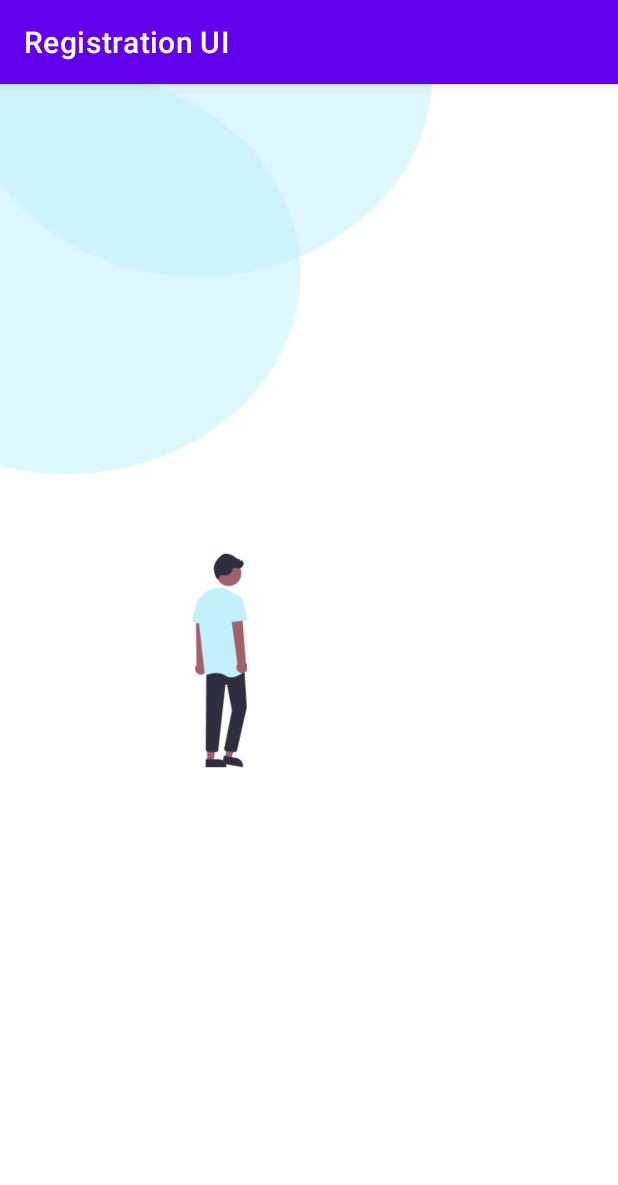
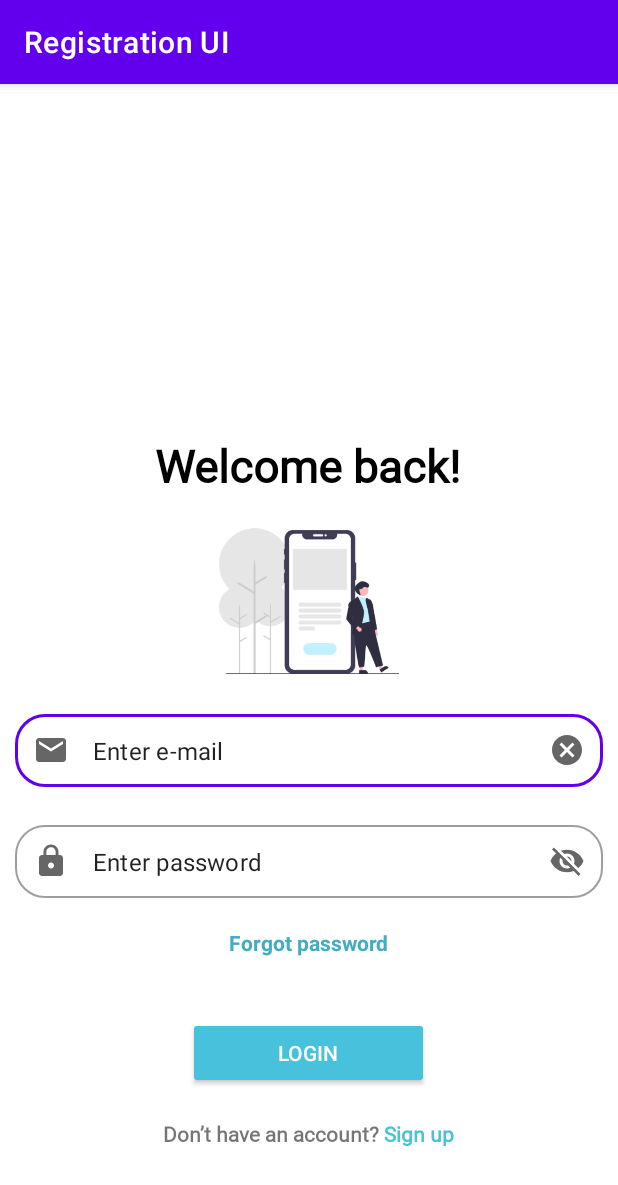
Before and after one commit to bekzod1205/Registration-UI, an Android app: the screen it shows after launch (MainActivity), on a phone screen of 412 x 824 dp. Shown: the top 1185 px of the screen. Run offline under Robolectric (Android 15) with nearby library versions, the phone set to English and light mode, and no system bars.

Commit message:
third commit

```diff
--- a/app/src/main/res/layout/activity_main.xml
+++ b/app/src/main/res/layout/activity_main.xml
@@ -4,40 +4,122 @@
     xmlns:tools="http://schemas.android.com/tools"
     android:layout_width="match_parent"
     android:layout_height="match_parent"
-    tools:context=".MainActivity"
-    android:orientation="vertical">
+    android:layout_marginHorizontal="10dp"
+    android:orientation="vertical"
+    tools:context=".MainActivity">
 
     <LinearLayout
         android:layout_width="match_parent"
         android:layout_height="wrap_content"
+        android:orientation="vertical"
+        app:layout_constraintBottom_toBottomOf="parent"
+        app:layout_constraintEnd_toEndOf="parent"
         app:layout_constraintStart_toStartOf="parent"
-        app:layout_constraintTop_toTopOf="parent">
+        app:layout_constraintTop_toTopOf="parent"
+        app:layout_constraintVertical_bias="0.8">
+
+        <TextView
+            android:layout_width="wrap_content"
+            android:layout_height="wrap_content"
+            android:layout_gravity="center"
+            android:fontFamily="@font/inter"
+            android:text="Welcome back!"
+            android:textColor="@color/black"
+            android:textSize="30sp"
+            android:textStyle="bold" />
 
         <androidx.appcompat.widget.AppCompatImageView
-            android:layout_width="wrap_content"
-            android:layout_height="wrap_content"
+            android:layout_width="120dp"
+            android:layout_height="100dp"
+            android:layout_gravity="center"
+            android:layout_marginTop="20dp"
             android:src="@drawable/img"
-            app:layout_constraintStart_toStartOf="parent"
-            app:layout_constraintTop_toTopOf="parent" />
-    </LinearLayout>
-
-    <androidx.constraintlayout.widget.ConstraintLayout
-        android:layout_width="wrap_content"
-        android:layout_height="wrap_content"
-        app:layout_constraintBottom_toBottomOf="parent"
-        app:layout_constraintEnd_toEndOf="parent"
-        app:layout_constraintHorizontal_bias="0.326"
-        app:layout_constraintStart_toStartOf="parent"
-        app:layout_constraintTop_toTopOf="parent"
-        >
-
-        <androidx.appcompat.widget.AppCompatImageView
-            android:layout_width="wrap_content"
-            android:layout_height="143dp"
-            android:src="@drawable/img_2"
             app:layout_constraintBottom_toBottomOf="parent"
             app:layout_constraintEnd_toEndOf="parent"
             app:layout_constraintStart_toStartOf="parent"
             app:layout_constraintTop_toTopOf="parent" />
-    </androidx.constraintlayout.widget.ConstraintLayout>
+
+        <com.google.android.material.textfield.TextInputLayout
+            style="@style/Widget.MaterialComponents.TextInputLayout.OutlinedBox.Dense"
+            android:layout_width="match_parent"
+            android:layout_height="match_parent"
+            android:layout_marginTop="20dp"
+            app:boxCornerRadiusBottomEnd="20dp"
+            app:boxCornerRadiusBottomStart="20dp"
+            app:boxCornerRadiusTopEnd="20dp"
+            app:boxCornerRadiusTopStart="20dp"
+            app:endIconMode="clear_text"
+            app:startIconDrawable="@drawable/email">
+
+            <com.google.android.material.textfield.TextInputEditText
+                android:layout_width="match_parent"
+                android:layout_height="match_parent"
+                android:text="Enter e-mail" />
+        </com.google.android.material.textfield.TextInputLayout>
+
+        <com.google.android.material.textfield.TextInputLayout
+            style="@style/Widget.MaterialComponents.TextInputLayout.OutlinedBox.Dense"
+            android:layout_width="match_parent"
+            android:layout_height="match_parent"
+            android:layout_marginTop="20dp"
+            app:boxCornerRadiusBottomEnd="20dp"
+            app:boxCornerRadiusBottomStart="20dp"
+            app:boxCornerRadiusTopEnd="20dp"
+            app:boxCornerRadiusTopStart="20dp"
+            app:endIconMode="password_toggle"
+            app:startIconDrawable="@drawable/lock">
+
+            <com.google.android.material.textfield.TextInputEditText
+                android:layout_width="match_parent"
+                android:layout_height="match_parent"
+                android:text="Enter password" />
+        </com.google.android.material.textfield.TextInputLayout>
+
+        <TextView
+            android:layout_width="wrap_content"
+            android:layout_height="wrap_content"
+            android:layout_gravity="center"
+            android:layout_marginTop="20dp"
+            android:text="Forgot password"
+            android:textColor="#44ACC2"
+            android:textStyle="bold" />
+
+        <androidx.appcompat.widget.AppCompatButton
+            android:layout_width="wrap_content"
+            android:layout_height="wrap_content"
+            android:layout_gravity="center"
+            android:layout_marginTop="40dp"
+            android:backgroundTint="#48C2DC"
+            android:paddingHorizontal="60dp"
+            android:text="Login"
+            android:textColor="@color/white"
+            app:layout_constraintEnd_toEndOf="parent"
+            app:layout_constraintStart_toStartOf="parent"
+            app:layout_constraintTop_toBottomOf="@+id/linearLayoutCompat2" />
+
+        <LinearLayout
+            android:layout_width="wrap_content"
+            android:layout_height="wrap_content"
+            android:layout_gravity="center"
+            android:layout_marginTop="20dp">
+
+            <TextView
+                android:layout_width="wrap_content"
+                android:layout_height="wrap_content"
+                android:fontFamily="@font/inter"
+                android:text="Don’t have an account?"
+                android:textStyle="bold" />
+
+            <TextView
+                android:layout_width="wrap_content"
+                android:layout_height="wrap_content"
+                android:layout_gravity="center"
+                android:fontFamily="@font/inter"
+                android:text=" Sign up"
+                android:textColor="#48C2DC"
+                android:textStyle="bold" />
+        </LinearLayout>
+    </LinearLayout>
+
+
 </androidx.constraintlayout.widget.ConstraintLayout>
```
Also changed, not shown: app/src/main/res/layout/dashboard.xml (added, +82 -0 lines), app/src/main/res/layout/registeration.xml (+19 -12 lines), app/src/main/res/drawable-v24/img.png (added), app/src/main/res/drawable-v24/img_1.png (added), app/src/main/res/drawable-v24/img_2.png (added), app/src/main/res/drawable-v24/img_3.png (added), app/src/main/res/drawable/img.png (deleted), app/src/main/res/drawable/img_1.png (deleted), app/src/main/res/drawable/img_2.png (deleted).
